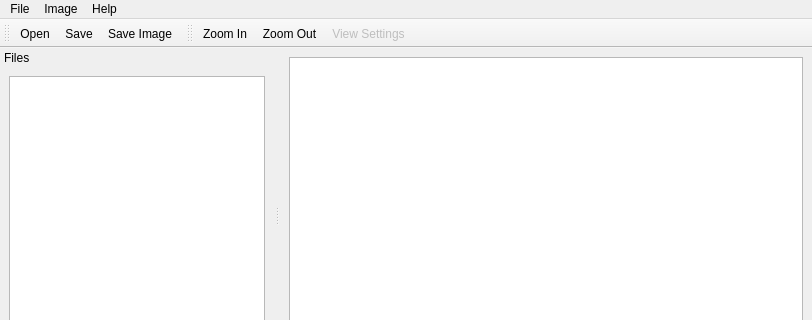
Before: the Qt Designer form mainwindow.ui in encukou/cluster, drawn with Qt 5; both pictures show x 0 to 812 and y 0 to 320 of the 812 by 645 pixel window.
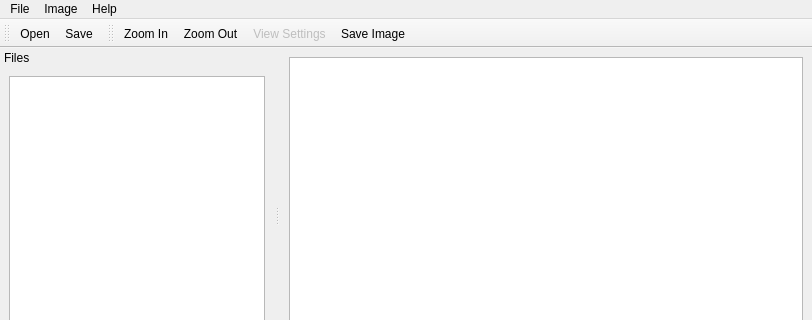
After: the same form once the commit is applied.

Commit message: Add some CC-BY licensed icons; and an About dialog to comply with the license

Diff of the .ui file:
```diff
--- a/mainwindow.ui
+++ b/mainwindow.ui
@@ -13,6 +13,9 @@
   <property name="windowTitle">
    <string>Clustering Visualization</string>
   </property>
+  <property name="toolButtonStyle">
+   <enum>Qt::ToolButtonTextBesideIcon</enum>
+  </property>
   <widget class="QWidget" name="centralwidget">
    <layout class="QVBoxLayout" name="verticalLayout_3">
     <item>
@@ -142,6 +145,9 @@
    <property name="windowTitle">
     <string>toolBar</string>
    </property>
+   <property name="toolButtonStyle">
+    <enum>Qt::ToolButtonTextBesideIcon</enum>
+   </property>
    <attribute name="toolBarArea">
     <enum>TopToolBarArea</enum>
    </attribute>
@@ -150,12 +156,14 @@
    </attribute>
    <addaction name="actionOpen"/>
    <addaction name="actionSave"/>
-   <addaction name="actionSaveImage"/>
   </widget>
   <widget class="QToolBar" name="toolBar_2">
    <property name="windowTitle">
     <string>toolBar_2</string>
    </property>
+   <property name="toolButtonStyle">
+    <enum>Qt::ToolButtonTextBesideIcon</enum>
+   </property>
    <attribute name="toolBarArea">
     <enum>TopToolBarArea</enum>
    </attribute>
@@ -165,6 +173,7 @@
    <addaction name="actionZoomIn"/>
    <addaction name="actionZoomOut"/>
    <addaction name="actionViewSettings"/>
+   <addaction name="actionSaveImage"/>
   </widget>
   <action name="actionOpen">
    <property name="text">
```
Left out of the diff: 4 changed lines with no effect on the pictures. The commit also changes 31 other files.
